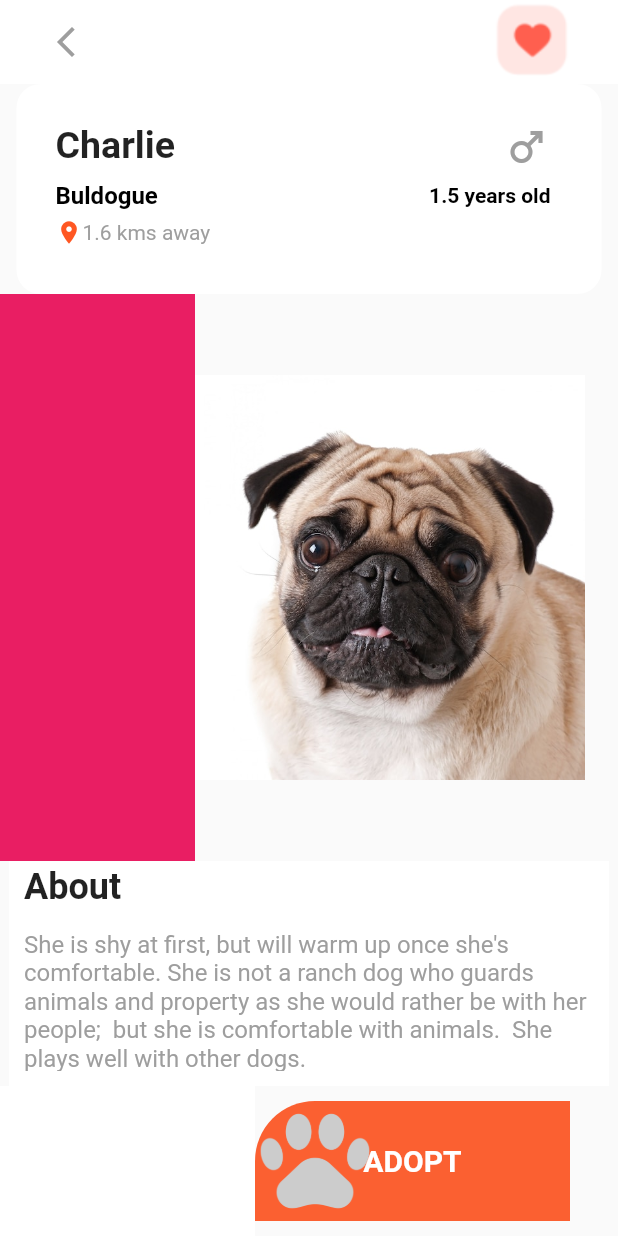
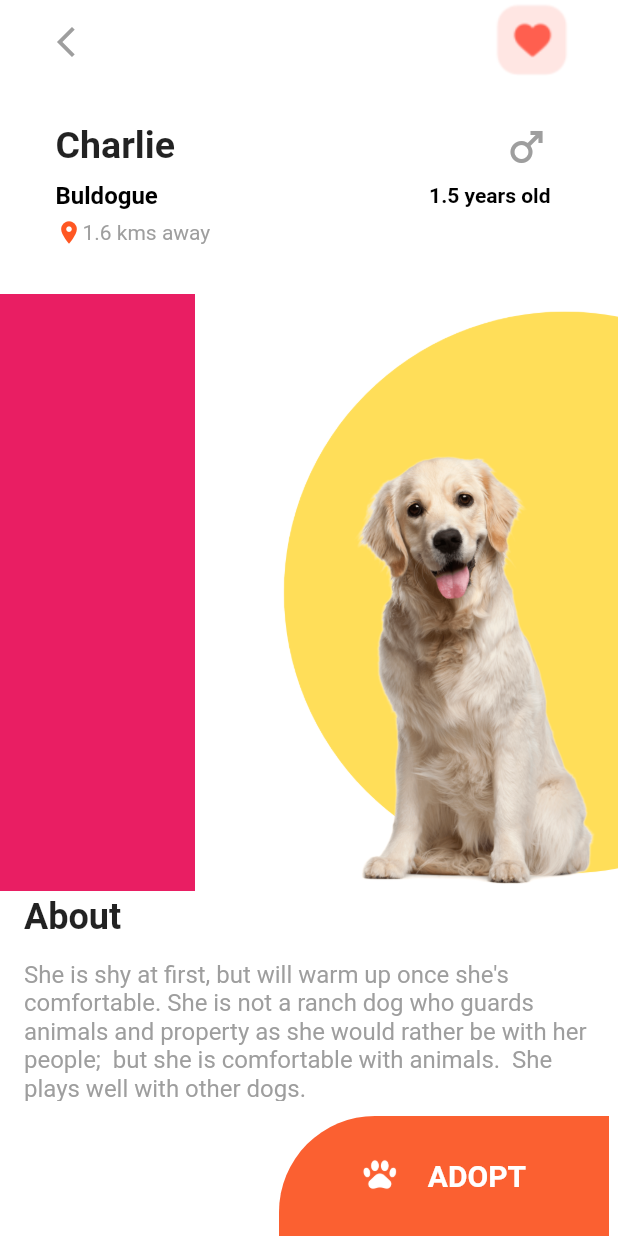
Before and after one commit to rayaniselim/app_pet_fteam, a Flutter app: the screen it shows after launch, on a phone screen of 412 x 824 dp. Run offline on Flutter 3.47's test engine with Material 2 defaults, Android fonts, the phone set to English and light mode, and no system bars.

Commit message:
screen description 80%

```diff
--- a/lib/screens/description page/description_screen_body.dart
+++ b/lib/screens/description page/description_screen_body.dart
@@ -7,7 +7,10 @@ class PetDescriptionScreenBody extends StatelessWidget {
 
   @override
   Widget build(BuildContext context) {
-    return Column(
+    return Scaffold(
+      backgroundColor: Colors.white,
+      body: SafeArea(
+        child: Column(
           children: [
             Container(
               height: 140,
@@ -21,31 +24,49 @@ class PetDescriptionScreenBody extends StatelessWidget {
             ),
             Expanded(
               child: Row(
+                mainAxisSize: MainAxisSize.min,
                 children: [
                   Container(
                     color: Colors.pink,
-                height: 400,
                     width: 130,
                   ),
-              Container(
-                height: 270,
+                  Expanded(
+                    child: Stack(
+                      children: [
+                        Align(
+                          alignment: Alignment.centerRight,
+                          child: Container(
                             width: 260,
                             padding: const EdgeInsets.all(0),
                             decoration: const BoxDecoration(
-                    // borderRadius: BorderRadius.only(
-                    //     topLeft: Radius.circular(1000),
-                    //     topRight: Radius.circular(500),
-                    //     bottomLeft: Radius.circular(1000),
-                    //     bottomRight: Radius.circular(200)),
-                    color: Colors.yellow,
                                 image: DecorationImage(
-                        fit: BoxFit.fill,
-                        image: AssetImage('assets/image/c2.png'))),
+                                    fit: BoxFit.cover,
+                                    image:
+                                        AssetImage('assets/image/yellow.png'))),
+                          ),
+                        ),
+                        Align(
+                          alignment: Alignment.bottomRight,
+                          child: Container(
+                            width: 200,
+                            color: Colors.transparent,
+                            child: Image.asset(
+                              'assets/image/golden2.png',
+                              fit: BoxFit.cover,
+                              alignment: Alignment.center,
+                              height: 300,
+                            ),
+                          ),
+                        ),
+                      ],
+                    ),
                   ),
                 ],
               ),
             ),
             Column(
+              crossAxisAlignment: CrossAxisAlignment.end,
+              mainAxisSize: MainAxisSize.min,
               children: [
                 Container(
                   height: 36,
@@ -80,32 +101,34 @@ class PetDescriptionScreenBody extends StatelessWidget {
                     textAlign: TextAlign.start,
                   ),
                 ),
-            Row(
-              children: [
-                Container(
-                  height: 100,
-                  width: 170,
-                  color: Colors.white,
-                ),
                 Container(
                   height: 80,
-                  width: 210,
+                  width: 220,
+                  padding: const EdgeInsets.symmetric(vertical: 20),
                   decoration: const BoxDecoration(
                     color: Color.fromARGB(255, 251, 96, 49),
                     borderRadius: BorderRadius.only(
-                      topLeft: Radius.circular(40),
-                    ),
-                    image: DecorationImage(
-                      alignment: Alignment.bottomLeft,
-                      image: AssetImage(
-                        ('assets/icon/images/paws.png'),
-                      ),
+                      topLeft: Radius.circular(64),
                     ),
                   ),
                   alignment: Alignment.center,
-                  child: const Padding(
-                    padding: EdgeInsets.all(5.0),
-                    child: Text(
+                  child: Align(
+                    alignment: Alignment.center,
+                    child: Row(
+                      mainAxisSize: MainAxisSize.min,
+                      children: [
+                        Padding(
+                          padding: const EdgeInsets.only(bottom: 2),
+                          child: Image.asset(
+                            'assets/icon/images/paws.png',
+                            height: 24,
+                            color: Colors.white,
+                          ),
+                        ),
+                        const SizedBox(
+                          width: 20,
+                        ),
+                        const Text(
                           'ADOPT',
                           style: TextStyle(
                               fontSize: 20,
@@ -113,18 +136,15 @@ class PetDescriptionScreenBody extends StatelessWidget {
                               color: Colors.white),
                           textAlign: TextAlign.center,
                         ),
+                      ],
                     ),
                   ),
-                // child: Image.asset(
-                //   'assets/icon/images/paw.png',
-                //   height: 40,
-                //   width: 40,
-                // ),
-              ],
-            )
+                ),
               ],
             ),
           ],
+        ),
+      ),
     );
   }
 }
--- a/lib/screens/description page/pet_description_screen.dart
+++ b/lib/screens/description page/pet_description_screen.dart
@@ -12,6 +12,7 @@ class _DescriptionScreenState extends State<PetDescriptionScreen> {
   @override
   Widget build(BuildContext context) {
     return Scaffold(
+      backgroundColor: Colors.white,
       appBar: AppBar(
         backgroundColor: Colors.white,
         elevation: 0,
--- a/pubspec.yaml
+++ b/pubspec.yaml
@@ -66,6 +66,8 @@ flutter:
       - assets/image/c4.png
       - assets/image/c5.png
       - assets/image/c6.png
+      - assets/image/yellow.png
+      - assets/image/golden2.png
       - assets/icon/images/settings.png
       - assets/icon/images/dog.png
       - assets/icon/images/cat.png
```
Also changed, not shown: lib/screens/Home_screen.dart (+68 -1 lines), assets/image/golden.png (added), assets/image/golden2.png (added), assets/image/yellow.png (added), lib/components/home_app_bar_component.dart (renamed from lib/components/app_bar_component.dart). Lines whose indentation alone changed are shown as unchanged.
